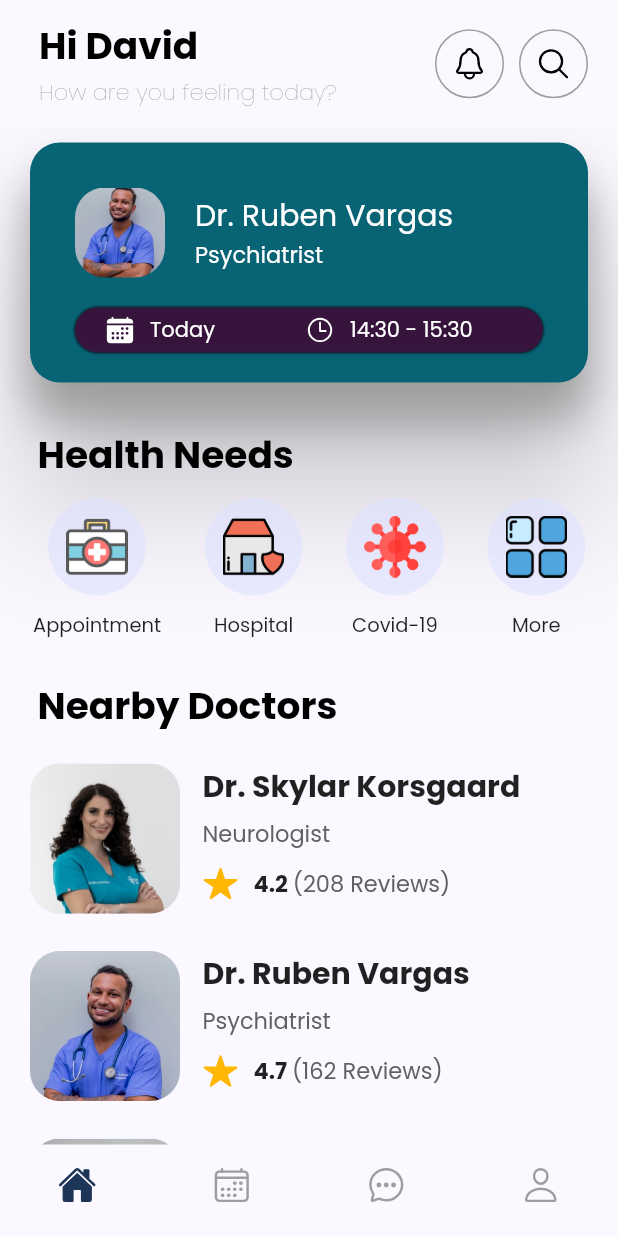
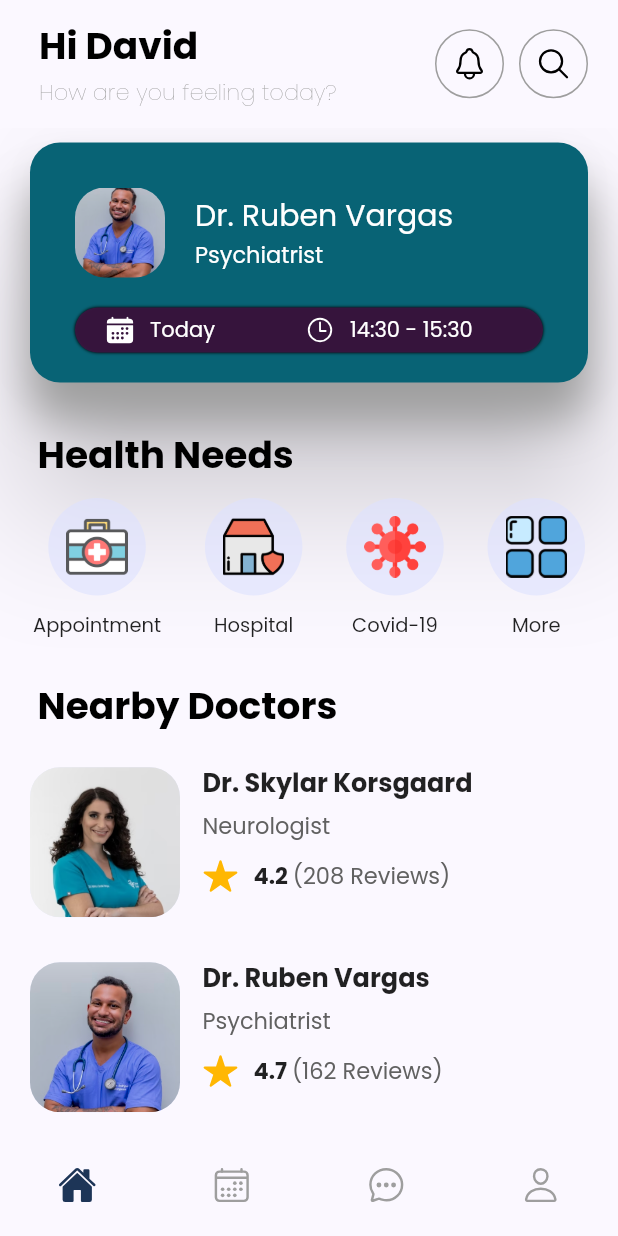
Before and after one commit to shashank16sundar/Health-App-UI, a Flutter app: the screen it shows after launch, on a phone screen of 412 x 824 dp. Run offline on Flutter 3.47's test engine with Material 2 defaults, Android fonts, the phone set to English and light mode, and no system bars; our stand-ins replace google_fonts, ionicons.

```diff
--- a/lib/screens/home_page.dart
+++ b/lib/screens/home_page.dart
@@ -1,11 +1,19 @@
 import 'package:flutter/material.dart';
 import 'package:health_app/sections/health_needs.dart';
 import 'package:health_app/sections/nearby_doctors_section.dart';
+import 'package:health_app/utils/needs_list.dart';
 import 'package:health_app/widgets/headline_text.dart';
 import 'package:ionicons/ionicons.dart';
 
-class HomePage extends StatelessWidget {
+class HomePage extends StatefulWidget {
   const HomePage({super.key});
+
+  @override
+  State<HomePage> createState() => _HomePageState();
+}
+
+class _HomePageState extends State<HomePage> {
+  int index = 0;
 
   @override
   Widget build(BuildContext context) {
@@ -165,7 +173,9 @@ class HomePage extends StatelessWidget {
               ),
             ),
             const SizedBox(height: 30),
-            const HealthNeeds(),
+            HealthNeeds(
+              displayList: homeScreenListItems,
+            ),
             const SizedBox(height: 20),
             const NearbyDoctors(),
           ],
@@ -174,7 +184,12 @@ class HomePage extends StatelessWidget {
       bottomNavigationBar: BottomNavigationBar(
         showSelectedLabels: false,
         showUnselectedLabels: false,
-        currentIndex: 0,
+        currentIndex: index,
+        onTap: (int index) {
+          setState(() {
+            this.index = index;
+          });
+        },
         type: BottomNavigationBarType.fixed,
         selectedItemColor: const Color(0xFF1d3557),
         elevation: 0,
--- a/lib/sections/health_needs.dart
+++ b/lib/sections/health_needs.dart
@@ -1,9 +1,16 @@
 import 'package:flutter/material.dart';
 import 'package:health_app/widgets/health_needs_widget.dart';
 
-class HealthNeeds extends StatelessWidget {
-  const HealthNeeds({super.key});
+class HealthNeeds extends StatefulWidget {
+  final List<HealthNeedsCircularWidget> displayList;
+  final bool? title;
+  const HealthNeeds({super.key, required this.displayList, this.title});
 
+  @override
+  State<HealthNeeds> createState() => _HealthNeedsState();
+}
+
+class _HealthNeedsState extends State<HealthNeeds> {
   @override
   Widget build(BuildContext context) {
     return Column(
@@ -11,8 +18,17 @@ class HealthNeeds extends StatelessWidget {
       children: [
         Container(
           padding: const EdgeInsets.only(left: 5),
-          child: const Text(
+          child: widget.title == null
+              ? const Text(
                   'Health Needs',
+                  style: TextStyle(
+                    fontSize: 25,
+                    color: Colors.black,
+                    fontWeight: FontWeight.bold,
+                  ),
+                )
+              : const Text(
+                  'Specialised Care',
                   style: TextStyle(
                     fontSize: 25,
                     color: Colors.black,
@@ -24,26 +40,12 @@ class HealthNeeds extends StatelessWidget {
         Container(
           height: 100,
           padding: const EdgeInsets.symmetric(horizontal: 2),
-          child: const Row(
+          child: Row(
             mainAxisAlignment: MainAxisAlignment.spaceBetween,
-            children: [
-              HealthNeedsCircularWidget(
-                imageUrl: 'appointment.png',
-                imageDesc: 'Appointment',
-              ),
-              HealthNeedsCircularWidget(
-                imageUrl: 'hospital.png',
-                imageDesc: 'Hospital',
-              ),
-              HealthNeedsCircularWidget(
-                imageUrl: 'virus.png',
-                imageDesc: 'Covid-19',
-              ),
-              HealthNeedsCircularWidget(
-                imageUrl: 'more.png',
-                imageDesc: 'More',
-              ),
-            ],
+            children: widget.displayList
+                .map((e) => HealthNeedsCircularWidget(
+                    imageUrl: e.imageUrl, imageDesc: e.imageDesc))
+                .toList(),
           ),
         ),
       ],
--- /dev/null
+++ b/lib/utils/needs_list.dart
@@ -0,0 +1,58 @@
+import 'package:health_app/widgets/health_needs_widget.dart';
+
+List<HealthNeedsCircularWidget> homeScreenListItems = [
+  const HealthNeedsCircularWidget(
+    imageUrl: 'appointment.png',
+    imageDesc: 'Appointment',
+  ),
+  const HealthNeedsCircularWidget(
+    imageUrl: 'hospital.png',
+    imageDesc: 'Hospital',
+  ),
+  const HealthNeedsCircularWidget(
+    imageUrl: 'virus.png',
+    imageDesc: 'Covid-19',
+  ),
+  const HealthNeedsCircularWidget(
+    imageUrl: 'more.png',
+    imageDesc: 'More',
+  ),
+];
+
+List<HealthNeedsCircularWidget> healthListItems = [
+  const HealthNeedsCircularWidget(
+    imageUrl: 'appointment.png',
+    imageDesc: 'Appointment',
+  ),
+  const HealthNeedsCircularWidget(
+    imageUrl: 'hospital.png',
+    imageDesc: 'Hospital',
+  ),
+  const HealthNeedsCircularWidget(
+    imageUrl: 'virus.png',
+    imageDesc: 'Covid-19',
+  ),
+  const HealthNeedsCircularWidget(
+    imageUrl: 'pill.png',
+    imageDesc: 'Pharmacy',
+  ),
+];
+
+List<HealthNeedsCircularWidget> specialNeedsListItems = [
+  const HealthNeedsCircularWidget(
+    imageUrl: 'blood.png',
+    imageDesc: 'Donation',
+  ),
+  const HealthNeedsCircularWidget(
+    imageUrl: 'tooth.png',
+    imageDesc: 'Dental',
+  ),
+  const HealthNeedsCircularWidget(
+    imageUrl: 'insurance.png',
+    imageDesc: 'Insurance',
+  ),
+  const HealthNeedsCircularWidget(
+    imageUrl: 'bill.png',
+    imageDesc: 'Bill',
+  ),
+];
--- a/lib/widgets/doctor_desc_widget.dart
+++ b/lib/widgets/doctor_desc_widget.dart
@@ -35,7 +35,7 @@ class DoctorDescription extends StatelessWidget {
         ),
         const SizedBox(width: 15),
         SizedBox(
-          height: 100,
+          height: 105,
           child: Column(
             mainAxisAlignment: MainAxisAlignment.start,
             crossAxisAlignment: CrossAxisAlignment.start,
@@ -44,7 +44,7 @@ class DoctorDescription extends StatelessWidget {
                 name,
                 style: const TextStyle(
                   fontWeight: FontWeight.bold,
-                  fontSize: 20,
+                  fontSize: 17,
                 ),
               ),
               const SizedBox(
--- a/lib/widgets/health_needs_widget.dart
+++ b/lib/widgets/health_needs_widget.dart
@@ -1,4 +1,6 @@
 import 'package:flutter/material.dart';
+import 'package:health_app/sections/health_needs.dart';
+import 'package:health_app/utils/needs_list.dart';
 
 class HealthNeedsCircularWidget extends StatelessWidget {
   final String imageUrl, imageDesc;
@@ -11,7 +13,42 @@ class HealthNeedsCircularWidget extends StatelessWidget {
       height: 100,
       child: Column(
         children: [
-          Container(
+          InkWell(
+            onTap: () {
+              if (imageDesc == 'More') {
+                showModalBottomSheet(
+                  context: context,
+                  backgroundColor: Colors.white,
+                  showDragHandle: true,
+                  shape: RoundedRectangleBorder(
+                    borderRadius: BorderRadius.circular(20),
+                  ),
+                  builder: (context) {
+                    return Container(
+                      height: 350,
+                      padding: const EdgeInsets.symmetric(
+                          horizontal: 20, vertical: 10),
+                      child: Column(
+                        crossAxisAlignment: CrossAxisAlignment.start,
+                        children: [
+                          //Health Care
+
+                          HealthNeeds(displayList: healthListItems),
+
+                          //Specialised Needs
+                          HealthNeeds(
+                            displayList: specialNeedsListItems,
+                            title: true,
+                          ),
+                        ],
+                      ),
+                    );
+                  },
+                );
+              }
+            },
+            borderRadius: BorderRadius.circular(50),
+            child: Container(
               width: 65,
               height: 65,
               padding: const EdgeInsets.all(12),
@@ -24,6 +61,7 @@ class HealthNeedsCircularWidget extends StatelessWidget {
               ),
               child: Image.asset('assets/$imageUrl'),
             ),
+          ),
           const SizedBox(height: 10),
           Text(
             imageDesc,
```
Also changed, not shown: assets/bill.png (added), assets/drug.png (deleted), assets/pill.png (added). Lines whose indentation alone changed are shown as unchanged.
